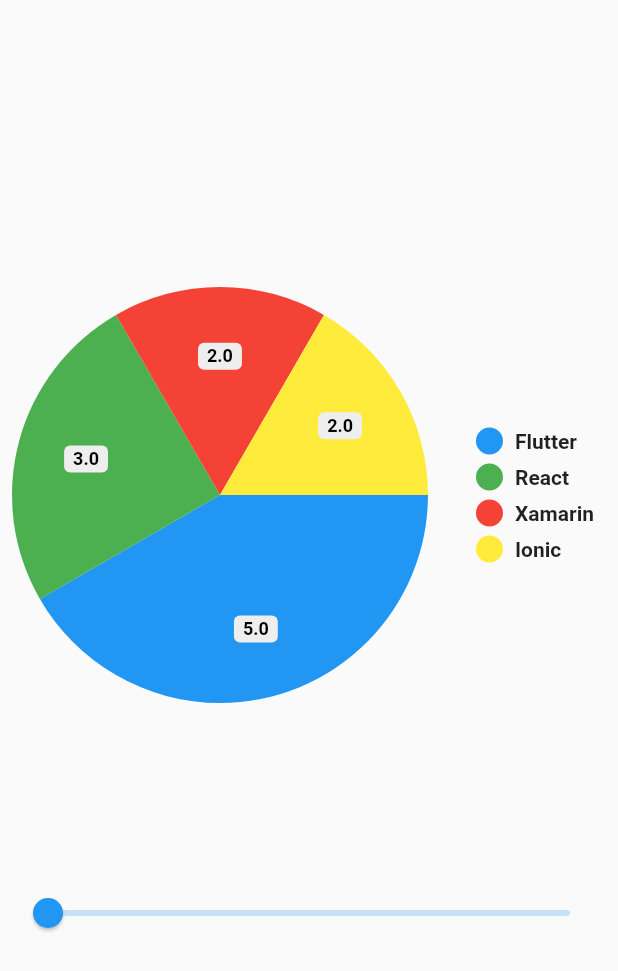
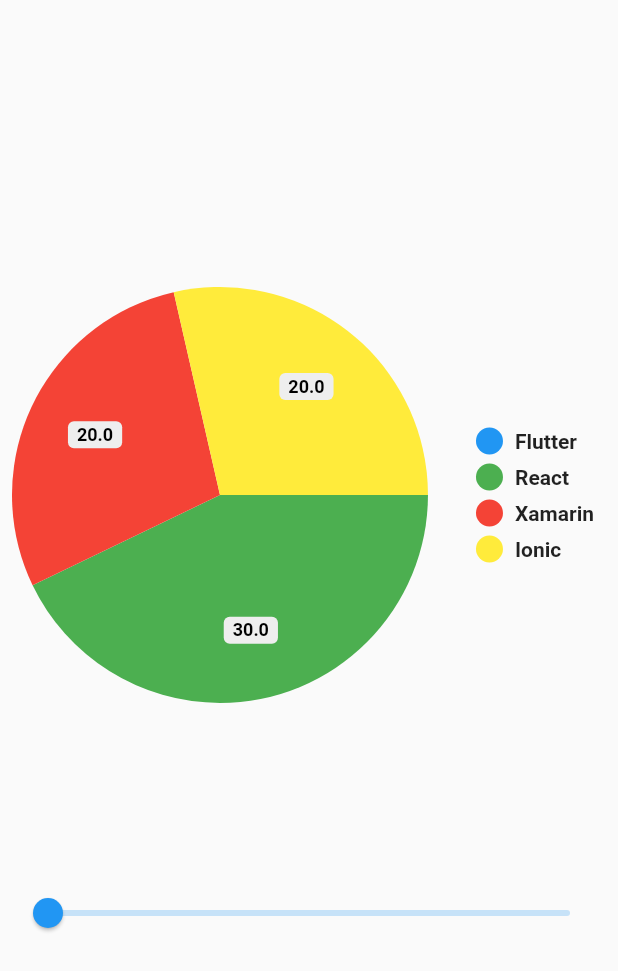
Before and after one commit to emildesign/presentation_1_provider, a Flutter app: the screen it shows after launch, on a phone screen of 412 x 824 dp. Shown: the top 971 px of the screen. Run offline on Flutter 3.47's test engine with Material 2 defaults, Android fonts, the light colour scheme and no system bars; drawn by our look-alikes of pie_chart.

Commit message:
lifting state up: 1. moving flutter value to the parent, 2. updating flutter value using onSetFlutterValueFunction function passed to the slider widget. 3. updating pie chart widget by running setState on the value we get from onSetFlutterValueFunction.

```diff
--- a/lib/pages/page_home.dart
+++ b/lib/pages/page_home.dart
@@ -13,6 +13,8 @@
 }
 
 class _PageHomeState extends State<PageHome> {
+  double flutterValue = 0;
+
   @override
   Widget build(BuildContext context) {
     return SafeArea(
@@ -20,12 +22,27 @@
         body: Column(
           mainAxisAlignment: MainAxisAlignment.center,
           children: <Widget>[
-            WidgetPieChart(),
-            Container(height: 100,),
-            WidgetSlider(),
+            WidgetPieChart(
+              flutterValue: flutterValue,
+            ),
+            Container(
+              height: 100,
+            ),
+            WidgetSlider(onSetFlutterValueFunction: (value) {
+              _updateFlutterValue(value);
+            }),
           ],
         ),
       ),
     );
   }
+
+  void _updateFlutterValue(double value) {
+    print("$value");
+      setState(
+      () {
+        flutterValue = value;
+      },
+    );
+  }
 }
--- a/lib/widget/widget_pie_chart.dart
+++ b/lib/widget/widget_pie_chart.dart
@@ -3,8 +3,12 @@
 import 'package:pie_chart/pie_chart.dart';
 
 class WidgetPieChart extends StatefulWidget {
+  WidgetPieChart({@required this.flutterValue});
+
   @override
   _WidgetPieChartState createState() => _WidgetPieChartState();
+
+  double flutterValue;
 }
 
 class _WidgetPieChartState extends State<WidgetPieChart> {
@@ -19,14 +23,16 @@
   @override
   void initState() {
     super.initState();
-    dataMap.putIfAbsent("Flutter", () => 5);
-    dataMap.putIfAbsent("React", () => 3);
-    dataMap.putIfAbsent("Xamarin", () => 2);
-    dataMap.putIfAbsent("Ionic", () => 2);
+    dataMap.putIfAbsent("Flutter", () => widget.flutterValue);
+    dataMap.putIfAbsent("React", () => 30);
+    dataMap.putIfAbsent("Xamarin", () => 20);
+    dataMap.putIfAbsent("Ionic", () => 20);
   }
 
   @override
   Widget build(BuildContext context) {
+    dataMap["Flutter"] = widget.flutterValue;
+
     return Container(
       child: Center(
           child: PieChart(
--- a/lib/widget/widget_slider.dart
+++ b/lib/widget/widget_slider.dart
@@ -2,13 +2,16 @@
 import 'package:flutter/widgets.dart';
 
 class WidgetSlider extends StatefulWidget {
+  WidgetSlider({@required this.onSetFlutterValueFunction});
+
   @override
   _WidgetSliderState createState() => _WidgetSliderState();
+
+  final Function(double) onSetFlutterValueFunction;
 }
 
 class _WidgetSliderState extends State<WidgetSlider> {
-  double _value = 0;
-
+  double flutterValue = 0;
   @override
   Widget build(BuildContext context) {
     return Padding(
@@ -17,10 +20,11 @@
         label: 'label',
         min: 0,
         max: 100,
-        value: _value,
+        value: flutterValue,
         onChanged: (value) {
           setState(() {
-            _value = value;
+            flutterValue = value;
+            widget.onSetFlutterValueFunction(flutterValue);
           });
         },
       ),
```
